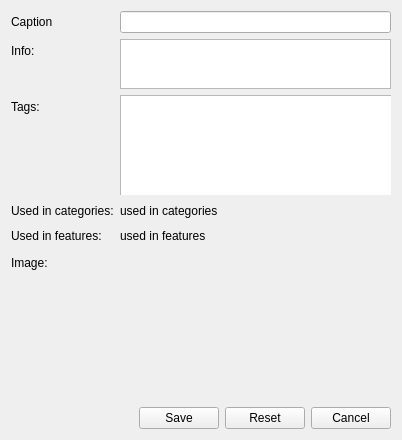
Old version of the form qt/apps/configurator/forms/picture_edit.ui in the repository Wolframe/qtClient.
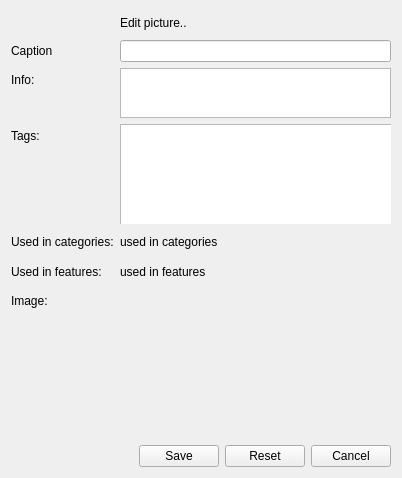
New version of the form. Icons and pictures are not drawn. Custom widgets are drawn as their Qt base class.

```diff
--- a/qt/apps/configurator/forms/picture_edit.ui
+++ b/qt/apps/configurator/forms/picture_edit.ui
@@ -7,7 +7,7 @@
     <x>0</x>
     <y>0</y>
     <width>402</width>
-    <height>440</height>
+    <height>478</height>
    </rect>
   </property>
   <property name="windowTitle">
@@ -29,7 +29,7 @@
    <property name="fieldGrowthPolicy">
     <enum>QFormLayout::AllNonFixedFieldsGrow</enum>
    </property>
-   <item row="0" column="0">
+   <item row="1" column="0">
     <widget class="QLabel" name="label_caption">
      <property name="text">
       <string>Caption</string>
@@ -39,14 +39,14 @@
      </property>
     </widget>
    </item>
-   <item row="0" column="1">
+   <item row="1" column="1">
     <widget class="QLineEdit" name="caption">
      <property name="initialFocus" stdset="0">
       <bool>true</bool>
      </property>
     </widget>
    </item>
-   <item row="1" column="0">
+   <item row="2" column="0">
     <widget class="QLabel" name="label_info">
      <property name="text">
       <string>Info:</string>
@@ -56,7 +56,7 @@
      </property>
     </widget>
    </item>
-   <item row="1" column="1">
+   <item row="2" column="1">
     <widget class="QPlainTextEdit" name="info">
      <property name="maximumSize">
       <size>
@@ -66,14 +66,14 @@
      </property>
     </widget>
    </item>
-   <item row="2" column="0">
+   <item row="3" column="0">
     <widget class="QLabel" name="label_tag">
      <property name="text">
       <string>Tags:</string>
      </property>
     </widget>
    </item>
-   <item row="2" column="1">
+   <item row="3" column="1">
     <widget class="QGroupBox" name="tagwrap">
      <property name="enabled">
       <bool>true</bool>
@@ -125,14 +125,14 @@
      </widget>
     </widget>
    </item>
-   <item row="5" column="0">
+   <item row="6" column="0">
     <widget class="QLabel" name="label_image">
      <property name="text">
       <string>Image:</string>
      </property>
     </widget>
    </item>
-   <item row="5" column="1">
+   <item row="6" column="1">
     <widget class="PictureChooser" name="image">
      <property name="minimumSize">
       <size>
@@ -145,7 +145,7 @@
      </property>
     </widget>
    </item>
-   <item row="8" column="0" colspan="2">
+   <item row="9" column="0" colspan="2">
     <layout class="QHBoxLayout" name="horizontalLayout_2">
      <item>
       <spacer name="horizontalSpacer">
@@ -216,34 +216,51 @@
      </item>
     </layout>
    </item>
-   <item row="3" column="0">
+   <item row="4" column="0">
     <widget class="QLabel" name="label_used_in_categories">
      <property name="text">
       <string>Used in categories:</string>
      </property>
     </widget>
    </item>
-   <item row="4" column="0">
+   <item row="5" column="0">
     <widget class="QLabel" name="label_used_in_features">
      <property name="text">
       <string>Used in features:</string>
      </property>
     </widget>
    </item>
-   <item row="3" column="1">
+   <item row="4" column="1">
     <widget class="QLabel" name="used_categories">
      <property name="text">
       <string>used in categories</string>
      </property>
     </widget>
    </item>
-   <item row="4" column="1">
+   <item row="5" column="1">
     <widget class="QLabel" name="used_features">
      <property name="text">
       <string>used in features</string>
      </property>
     </widget>
    </item>
+   <item row="0" column="0">
+    <widget class="QLabel" name="label">
+     <property name="text">
+      <string/>
+     </property>
+     <property name="pixmap">
+      <pixmap resource="../resources/configurator.qrc">:/images/picture_edit.png</pixmap>
+     </property>
+    </widget>
+   </item>
+   <item row="0" column="1">
+    <widget class="QLabel" name="label_2">
+     <property name="text">
+      <string>Edit picture..</string>
+     </property>
+    </widget>
+   </item>
   </layout>
  </widget>
  <customwidgets>
```
Left out of the diff: 4 changed lines with no effect on the pictures.
